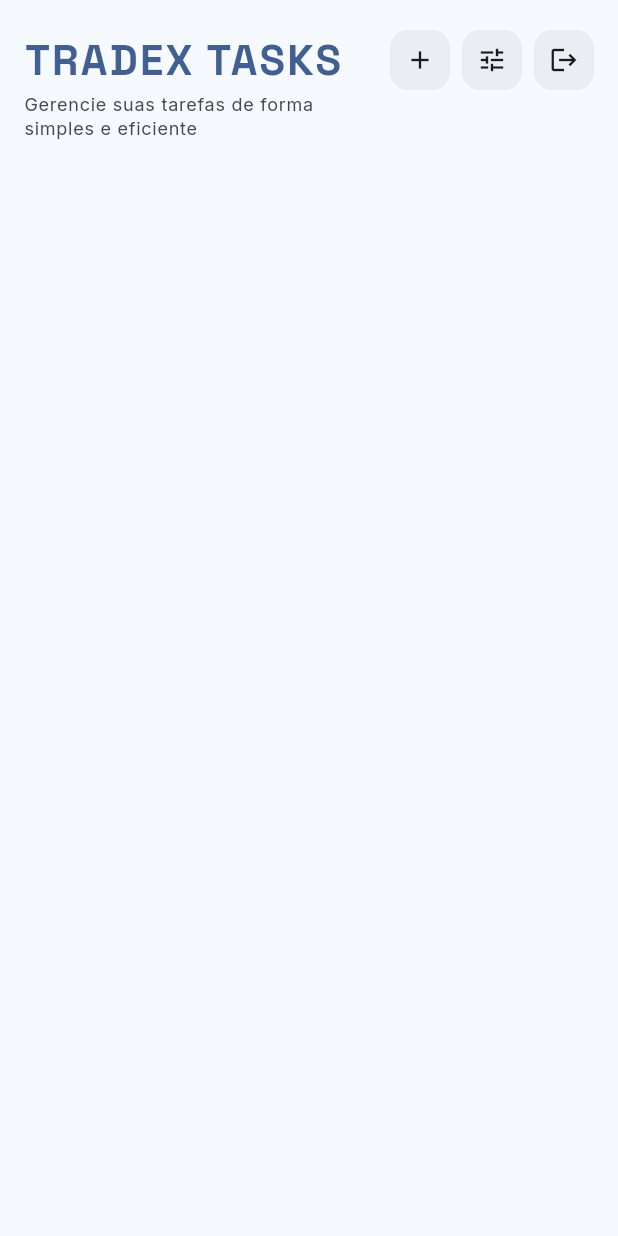
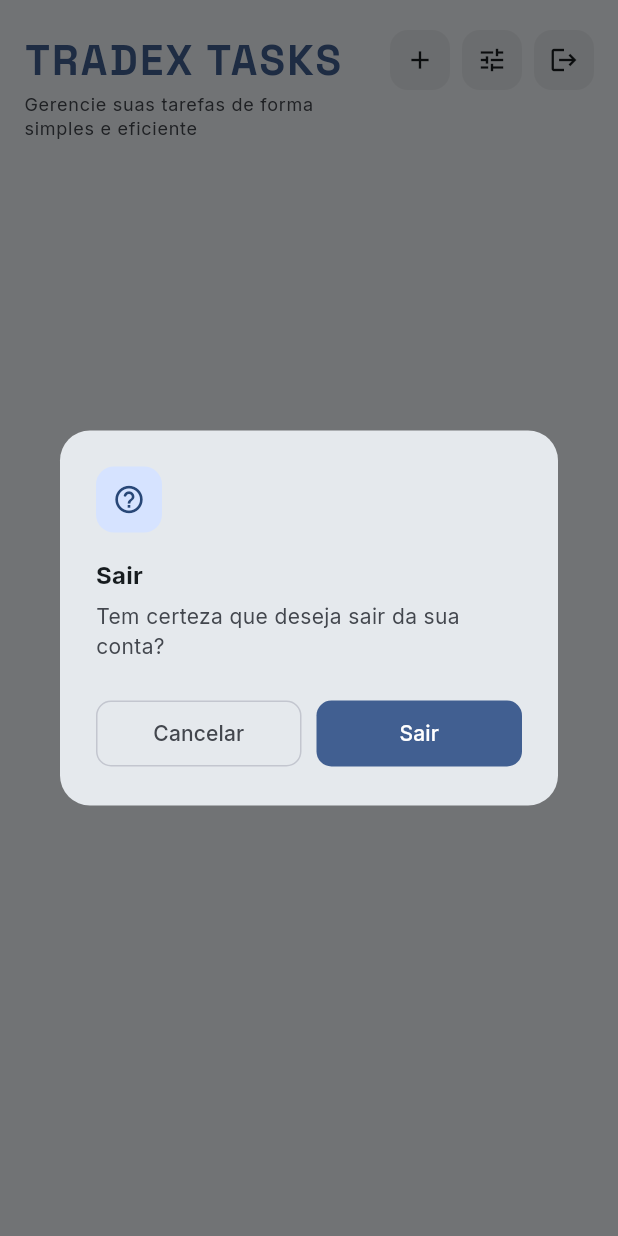
Before and after one commit to igoranthony/taskie, a Flutter app: the TaskListHeader widget shown alone on an empty page, opened directly, after a tap on the "logout" icon, on a phone screen of 412 x 824 dp. Run offline on Flutter 3.47's test engine with Material 3 defaults, Android fonts, the light colour scheme and no system bars; our stand-ins replace dio, equatable, flutter_bloc, flutter_dotenv, flutter_secure_storage, flutter_svg and 5 more; accounts and stored records are empty; network calls fail.

Commit message:
feat: confirmação de logout com loading, feedback de exclusão e atualização de status

```diff
--- a/mobile/lib/features/tasks/presentation/bloc/task_list/task_list_event.dart
+++ b/mobile/lib/features/tasks/presentation/bloc/task_list/task_list_event.dart
@@ -20,4 +20,5 @@ class TaskListEvent with _$TaskListEvent {
   }) = TaskListFiltered;
   const factory TaskListEvent.loadedMore() = TaskListLoadedMore;
   const factory TaskListEvent.taskDeleted(String id) = TaskListTaskDeleted;
+  const factory TaskListEvent.taskUpdated(Task task) = TaskListTaskUpdated;
 }
--- a/mobile/lib/features/tasks/presentation/pages/task_detail_page.dart
+++ b/mobile/lib/features/tasks/presentation/pages/task_detail_page.dart
@@ -158,6 +158,7 @@ class _TaskDetailView extends StatelessWidget {
     try {
       await getIt<DeleteTask>().call(taskId);
       if (context.mounted) {
+        AppSnackbar.success(context, 'Tarefa excluída com sucesso.');
         onModified();
         context.pop();
       }
--- a/mobile/lib/features/tasks/presentation/widgets/list/task_list_header.dart
+++ b/mobile/lib/features/tasks/presentation/widgets/list/task_list_header.dart
@@ -1,3 +1,4 @@
+import 'dart:async';
 import 'package:flutter/material.dart';
 import 'package:flutter_bloc/flutter_bloc.dart';
 import 'package:go_router/go_router.dart';
@@ -9,6 +10,7 @@ import '../../bloc/task_list/task_list_bloc.dart';
 import '../../bloc/task_list/task_list_event.dart';
 import '../../bloc/task_list/task_list_state.dart';
 import 'filter_bottom_sheet.dart';
+import '../../../../../shared/widgets/confirm_dialog.dart';
 
 class TaskListHeader extends StatelessWidget {
   const TaskListHeader({super.key});
@@ -113,9 +115,27 @@ class TaskListHeader extends StatelessWidget {
           const SizedBox(width: 8),
           _HeaderAction(
             icon: Icons.logout,
-            onPressed: () => context
-                .read<AuthBloc>()
-                .add(const AuthEvent.logoutRequested()),
+            onPressed: () => ConfirmDialog.show(
+              context,
+              title: 'Sair',
+              message: 'Tem certeza que deseja sair da sua conta?',
+              confirmLabel: 'Sair',
+              onConfirm: () async {
+                final authBloc = context.read<AuthBloc>();
+                final completer = Completer<void>();
+                late StreamSubscription sub;
+                sub = authBloc.stream.listen((state) {
+                  state.whenOrNull(
+                    unauthenticated: () {
+                      if (!completer.isCompleted) completer.complete();
+                      sub.cancel();
+                    },
+                  );
+                });
+                authBloc.add(const AuthEvent.logoutRequested());
+                await completer.future;
+              },
+            ),
           ),
         ],
       ),
--- a/mobile/lib/shared/widgets/confirm_dialog.dart
+++ b/mobile/lib/shared/widgets/confirm_dialog.dart
@@ -10,27 +10,31 @@ class ConfirmDialog {
     String confirmLabel = 'Confirmar',
     String cancelLabel = 'Cancelar',
     bool destructive = false,
+    Future<void> Function()? onConfirm,
   }) async {
     final result = await showDialog<bool>(
       context: context,
+      barrierDismissible: onConfirm == null,
       builder: (ctx) => _ConfirmDialogWidget(
         title: title,
         message: message,
         confirmLabel: confirmLabel,
         cancelLabel: cancelLabel,
         destructive: destructive,
+        onConfirm: onConfirm,
       ),
     );
     return result ?? false;
   }
 }
 
-class _ConfirmDialogWidget extends StatelessWidget {
+class _ConfirmDialogWidget extends StatefulWidget {
   final String title;
   final String message;
   final String confirmLabel;
   final String cancelLabel;
   final bool destructive;
+  final Future<void> Function()? onConfirm;
 
   const _ConfirmDialogWidget({
     required this.title,
@@ -38,7 +42,25 @@ class _ConfirmDialogWidget extends StatelessWidget {
     required this.confirmLabel,
     required this.cancelLabel,
     required this.destructive,
+    this.onConfirm,
   });
+
+  @override
+  State<_ConfirmDialogWidget> createState() => _ConfirmDialogWidgetState();
+}
+
+class _ConfirmDialogWidgetState extends State<_ConfirmDialogWidget> {
+  bool _loading = false;
+
+  Future<void> _handleConfirm() async {
+    if (widget.onConfirm != null) {
+      setState(() => _loading = true);
+      await widget.onConfirm!();
+      if (mounted) Navigator.pop(context, true);
+    } else {
+      Navigator.pop(context, true);
+    }
+  }
 
   @override
   Widget build(BuildContext context) {
@@ -54,25 +76,24 @@ class _ConfirmDialogWidget extends StatelessWidget {
           mainAxisSize: MainAxisSize.min,
           crossAxisAlignment: CrossAxisAlignment.start,
           children: [
-            // Icon
             Container(
               width: 44,
               height: 44,
               decoration: BoxDecoration(
-                color: destructive ? cs.errorContainer : cs.primaryContainer,
+                color: widget.destructive ? cs.errorContainer : cs.primaryContainer,
                 borderRadius: BorderRadius.circular(12),
               ),
               child: Icon(
-                destructive
+                widget.destructive
                     ? Icons.delete_outline_rounded
                     : Icons.help_outline_rounded,
                 size: 22,
-                color: destructive ? cs.onErrorContainer : cs.onPrimaryContainer,
+                color: widget.destructive ? cs.onErrorContainer : cs.onPrimaryContainer,
               ),
             ),
             const SizedBox(height: 16),
             Text(
-              title,
+              widget.title,
               style: tt.titleMedium?.copyWith(
                 color: cs.onSurface,
                 fontWeight: FontWeight.w700,
@@ -80,7 +101,7 @@ class _ConfirmDialogWidget extends StatelessWidget {
             ),
             const SizedBox(height: 6),
             Text(
-              message,
+              widget.message,
               style: tt.bodyMedium?.copyWith(color: cs.onSurfaceVariant),
             ),
             const SizedBox(height: 24),
@@ -88,7 +109,7 @@ class _ConfirmDialogWidget extends StatelessWidget {
               children: [
                 Expanded(
                   child: OutlinedButton(
-                    onPressed: () => Navigator.pop(context, false),
+                    onPressed: _loading ? null : () => Navigator.pop(context, false),
                     style: OutlinedButton.styleFrom(
                       foregroundColor: cs.onSurfaceVariant,
                       side: BorderSide(color: cs.outlineVariant),
@@ -97,26 +118,37 @@ class _ConfirmDialogWidget extends StatelessWidget {
                       ),
                       padding: const EdgeInsets.symmetric(vertical: 12),
                     ),
-                    child: Text(cancelLabel),
+                    child: Text(widget.cancelLabel),
                   ),
                 ),
                 const SizedBox(width: 10),
                 Expanded(
                   child: Semantics(
-                    label: '$confirmLabel - confirmar ação',
+                    label: '${widget.confirmLabel} - confirmar ação',
                     child: FilledButton(
-                      onPressed: () => Navigator.pop(context, true),
+                      onPressed: _loading ? null : _handleConfirm,
                       style: FilledButton.styleFrom(
                         backgroundColor:
-                            destructive ? cs.error : cs.primary,
+                            widget.destructive ? cs.error : cs.primary,
                         foregroundColor:
-                            destructive ? cs.onError : cs.onPrimary,
+                            widget.destructive ? cs.onError : cs.onPrimary,
                         shape: RoundedRectangleBorder(
                           borderRadius: BorderRadius.circular(10),
                         ),
                         padding: const EdgeInsets.symmetric(vertical: 12),
                       ),
-                      child: Text(confirmLabel),
+                      child: _loading
+                          ? SizedBox(
+                              width: 18,
+                              height: 18,
+                              child: CircularProgressIndicator(
+                                strokeWidth: 2,
+                                color: widget.destructive
+                                    ? cs.onError
+                                    : cs.onPrimary,
+                              ),
+                            )
+                          : Text(widget.confirmLabel),
                     ),
                   ),
                 ),
```
Also changed, not shown: mobile/lib/features/tasks/presentation/widgets/list/task_list_content.dart (+5 -2 lines), mobile/lib/features/tasks/presentation/bloc/task_list/task_list_event.freezed.dart.
